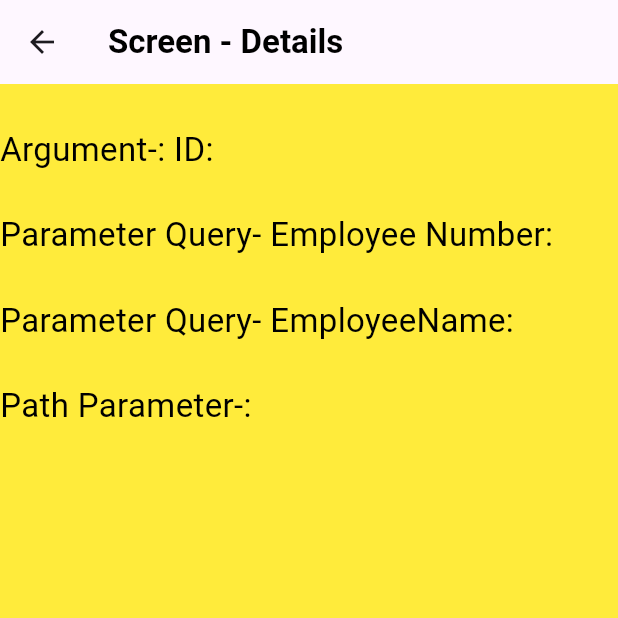
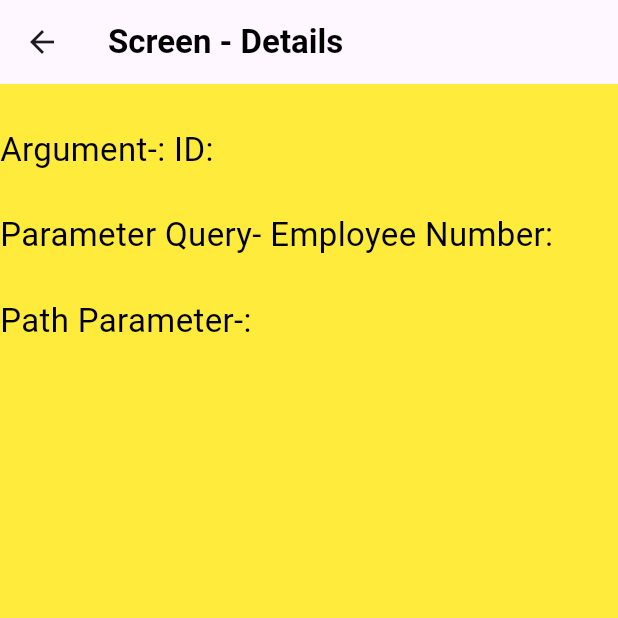
Before and after one commit to sajidshaikh2027/auto_router_demo, a Flutter app: the ScreenDetails screen opened by its route, on a phone screen of 412 x 824 dp, the top half of it. Run offline on Flutter 3.47's test engine with Material 3 defaults, Android fonts, the light colour scheme and no system bars; our stand-ins replace auto_route, dio, firebase_core, firebase_messaging, shared_preferences; accounts and stored records are empty.

Commit message:
remove unnecessary code

```diff
--- a/lib/ui/navigation_with_argument/screen_details.dart
+++ b/lib/ui/navigation_with_argument/screen_details.dart
@@ -60,14 +60,6 @@ class ScreenDetails extends StatelessWidget {
           Padding(
             padding: const EdgeInsets.symmetric(vertical: 8.0),
             child: Text(
-              'Parameter Query- EmployeeName: ${name??''}',
-              style: const TextStyle(fontSize: 22, color: Colors.black),
-            ),
-          ),
-          const SizedBox(height: 10),
-          Padding(
-            padding: const EdgeInsets.symmetric(vertical: 8.0),
-            child: Text(
               'Path Parameter-: ${name??''}',
               style: const TextStyle(fontSize: 22, color: Colors.black),
             ),
```
